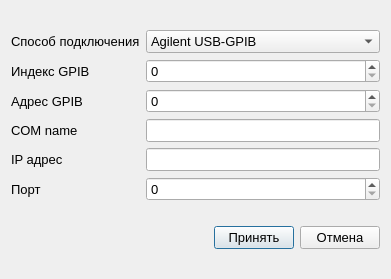
The window that ui/edit_agilent_config_dialog.ui (irsural/clb_autocalibration) describes before a commit, drawn with Qt 5.
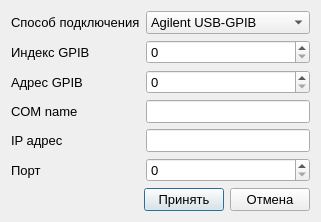
The same window after the commit. Icons and pictures are not drawn.

The edit to the form file:
```diff
--- a/ui/edit_agilent_config_dialog.ui
+++ b/ui/edit_agilent_config_dialog.ui
@@ -6,8 +6,8 @@
    <rect>
     <x>0</x>
     <y>0</y>
-    <width>391</width>
-    <height>279</height>
+    <width>305</width>
+    <height>214</height>
    </rect>
   </property>
   <property name="font">
```
Left out of the diff: 10 changed lines with no effect on the pictures.
